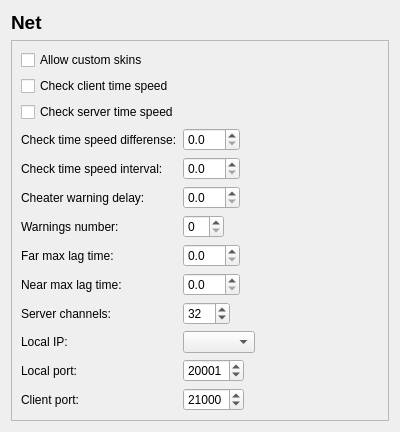
First picture: the form in Commander/config/ui/net_page.ui, repository AnpeJIb/Horus-Commander, before the edit.
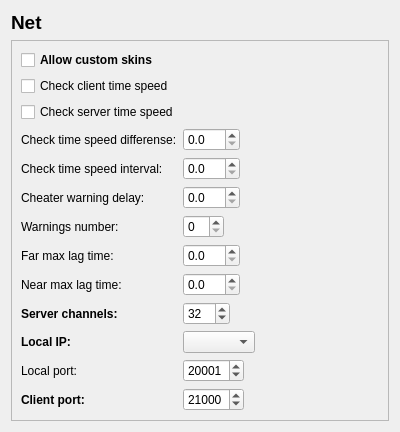
Second picture: the form after the edit.

Commit message: Most important net settings highlighted

```diff
--- a/Commander/config/ui/net_page.ui
+++ b/Commander/config/ui/net_page.ui
@@ -39,6 +39,12 @@
      <layout class="QVBoxLayout" name="verticalLayout">
       <item>
        <widget class="QCheckBox" name="AllowCustomSkins">
+        <property name="font">
+         <font>
+          <weight>75</weight>
+          <bold>true</bold>
+         </font>
+        </property>
         <property name="text">
          <string>Allow custom skins</string>
         </property>
@@ -148,6 +154,12 @@
         </item>
         <item row="6" column="0">
          <widget class="QLabel" name="label_4">
+          <property name="font">
+           <font>
+            <weight>75</weight>
+            <bold>true</bold>
+           </font>
+          </property>
           <property name="text">
            <string>Server channels:</string>
           </property>
@@ -155,6 +167,12 @@
         </item>
         <item row="7" column="0">
          <widget class="QLabel" name="label_9">
+          <property name="font">
+           <font>
+            <weight>75</weight>
+            <bold>true</bold>
+           </font>
+          </property>
           <property name="text">
            <string>Local IP:</string>
           </property>
@@ -182,6 +200,12 @@
         </item>
         <item row="9" column="0">
          <widget class="QLabel" name="label_5">
+          <property name="font">
+           <font>
+            <weight>75</weight>
+            <bold>true</bold>
+           </font>
+          </property>
           <property name="text">
            <string>Client port:</string>
           </property>
```
